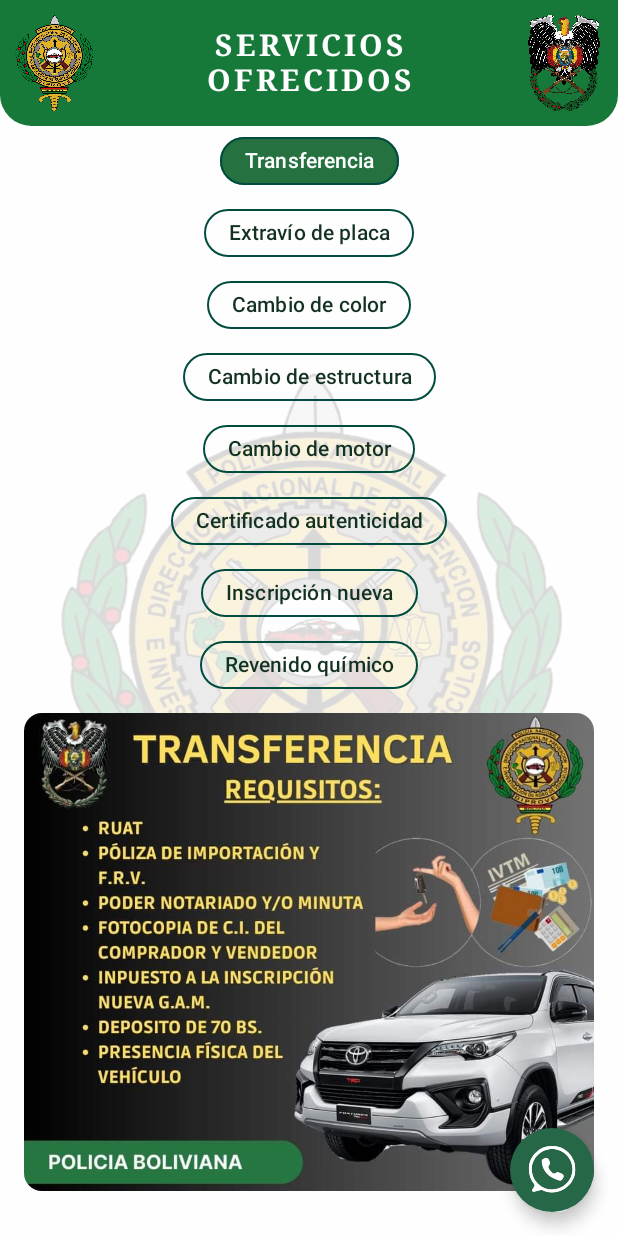
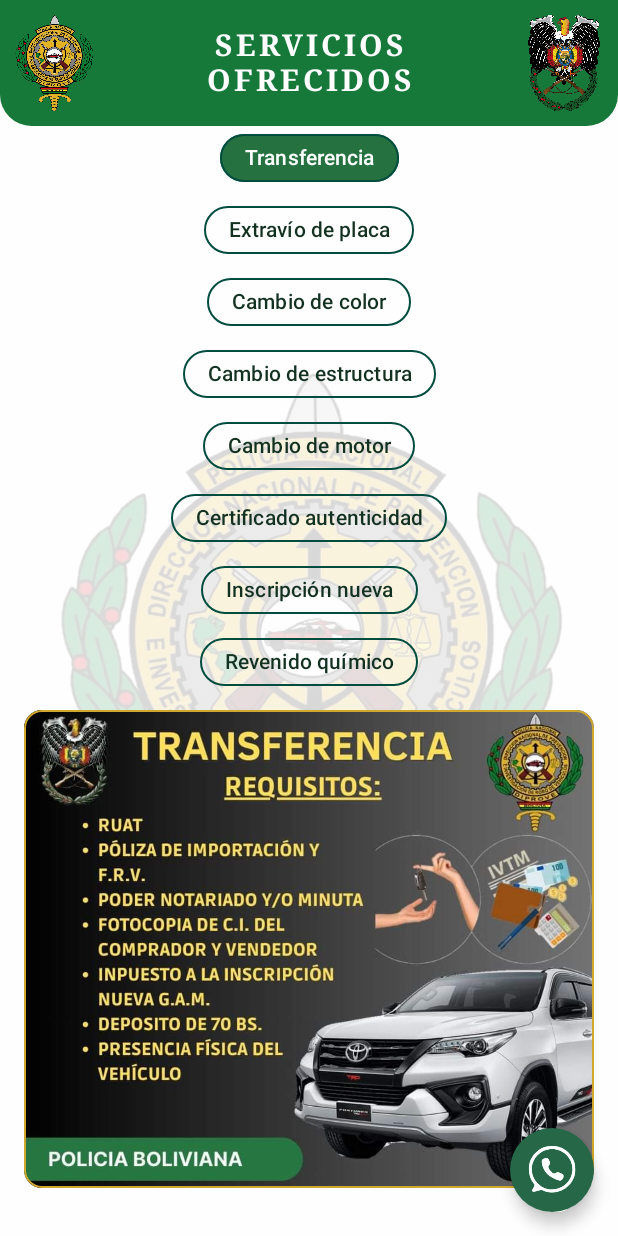
Before and after one commit to juanjosevarqu/DiproveBolivia, an Android app built with Jetpack Compose: the ProceduresScreen screen opened through its navigation route, after a tap on "Transferencia", on a phone screen of 412 x 824 dp. Run offline under Robolectric (Android 15) with nearby library versions, the phone set to English and light mode, and no system bars.

Commit message:
Update Diprove Procedure Image with border

```diff
--- a/app/src/main/java/com/varqulabs/diproveboliviapp/procedures/presentation/ProceduresScreen.kt
+++ b/app/src/main/java/com/varqulabs/diproveboliviapp/procedures/presentation/ProceduresScreen.kt
@@ -4,6 +4,7 @@ import androidx.annotation.DrawableRes
 import androidx.annotation.StringRes
 import androidx.compose.animation.core.tween
 import androidx.compose.foundation.Image
+import androidx.compose.foundation.border
 import androidx.compose.foundation.gestures.animateScrollBy
 import androidx.compose.foundation.layout.Arrangement
 import androidx.compose.foundation.layout.Column
@@ -90,7 +91,7 @@ fun ProceduresScreen(
                 horizontalAlignment = Alignment.CenterHorizontally,
                 contentPadding = PaddingValues(
                     top = paddingValues.calculateTopPadding() + 16.dp,
-                    bottom = paddingValues.calculateBottomPadding() + 18.dp,
+                    bottom = paddingValues.calculateBottomPadding() + 32.dp,
                     start = 16.dp,
                     end = 16.dp
                 )
@@ -124,8 +125,12 @@ fun ProceduresScreen(
                             Image(
                                 modifier = Modifier
                                     .fillMaxWidth()
-                                    .padding(bottom = 12.dp)
-                                    .clip(RoundedCornerShape(12.dp)),
+                                    .clip(RoundedCornerShape(12.dp))
+                                    .border(
+                                        width = 1.dp,
+                                        color = Color(0xFFD0A82D),
+                                        shape = RoundedCornerShape(12.dp)
+                                    ),
                                 contentScale = ContentScale.FillWidth,
                                 painter = painterResource(id = procedure.image),
                                 contentDescription = "Imagen del procedimiento"
```
